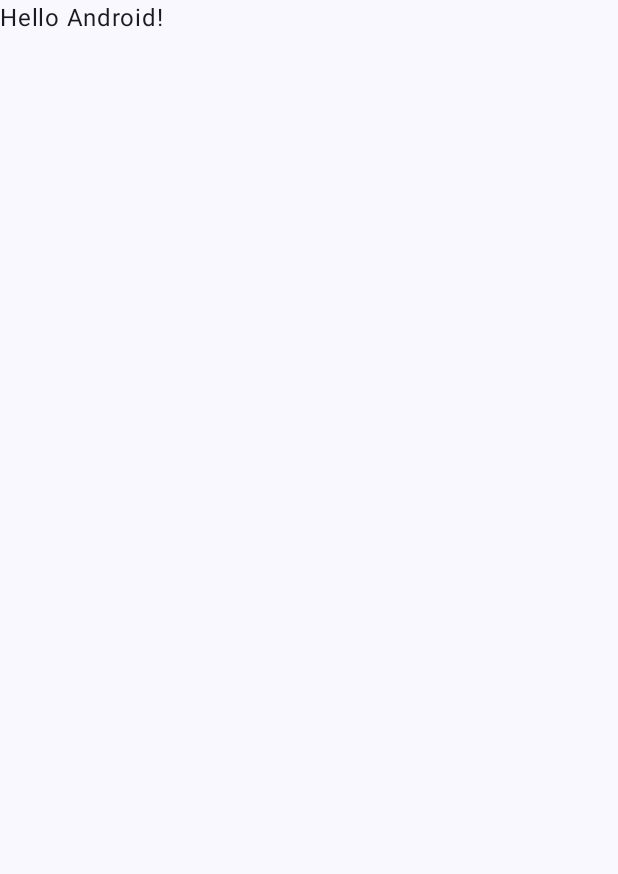
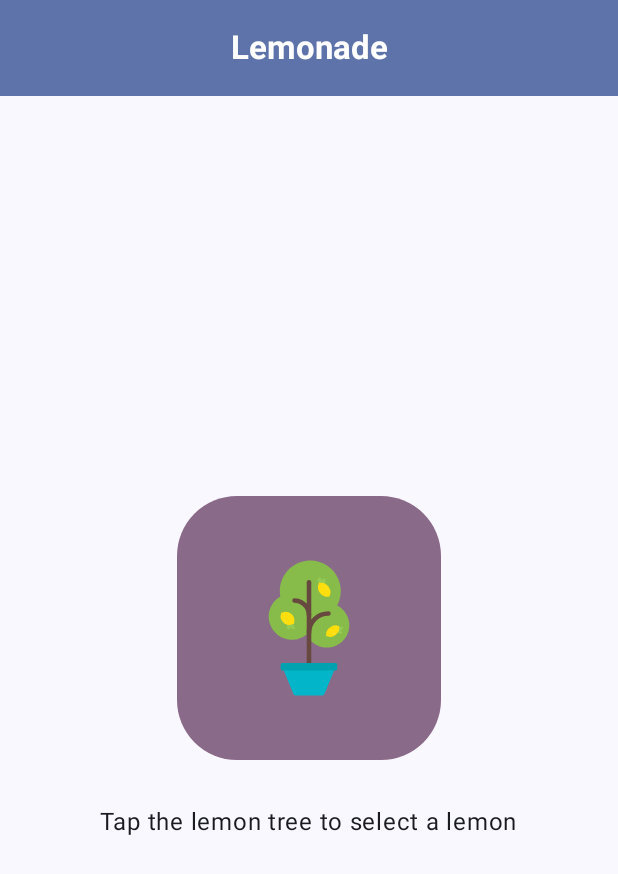
Before and after one commit to dlwngud/compose, an Android app built with Jetpack Compose: the screen it shows after launch (MainActivity), on a phone screen of 412 x 824 dp. Before the commit the part shown is almost empty. Shown: the top 874 px of the screen. Run offline under Robolectric (Android 15) with nearby library versions, the phone set to English and light mode, and no system bars.

Commit message:
[feat] 레모네이드 앱 구현

```diff
--- a/lemonade/src/main/java/com/wngud/lemonade/MainActivity.kt
+++ b/lemonade/src/main/java/com/wngud/lemonade/MainActivity.kt
@@ -3,26 +3,132 @@ package com.wngud.lemonade
 import android.os.Bundle
 import androidx.activity.ComponentActivity
 import androidx.activity.compose.setContent
+import androidx.compose.foundation.Image
+import androidx.compose.foundation.background
+import androidx.compose.foundation.layout.Arrangement
+import androidx.compose.foundation.layout.Box
+import androidx.compose.foundation.layout.Column
+import androidx.compose.foundation.layout.Spacer
 import androidx.compose.foundation.layout.fillMaxSize
+import androidx.compose.foundation.layout.height
+import androidx.compose.foundation.layout.padding
+import androidx.compose.foundation.layout.width
+import androidx.compose.foundation.shape.RoundedCornerShape
+import androidx.compose.material3.Button
+import androidx.compose.material3.ButtonDefaults
+import androidx.compose.material3.CenterAlignedTopAppBar
+import androidx.compose.material3.ExperimentalMaterial3Api
 import androidx.compose.material3.MaterialTheme
+import androidx.compose.material3.Scaffold
 import androidx.compose.material3.Surface
 import androidx.compose.material3.Text
+import androidx.compose.material3.TopAppBarDefaults
 import androidx.compose.runtime.Composable
+import androidx.compose.runtime.getValue
+import androidx.compose.runtime.mutableStateOf
+import androidx.compose.runtime.remember
+import androidx.compose.runtime.setValue
+import androidx.compose.ui.Alignment
 import androidx.compose.ui.Modifier
+import androidx.compose.ui.res.dimensionResource
+import androidx.compose.ui.res.painterResource
+import androidx.compose.ui.res.stringResource
+import androidx.compose.ui.text.font.FontWeight
 import androidx.compose.ui.tooling.preview.Preview
 import com.wngud.lemonade.ui.theme.Compose1Theme
 
 class MainActivity : ComponentActivity() {
+
     override fun onCreate(savedInstanceState: Bundle?) {
         super.onCreate(savedInstanceState)
         setContent {
             Compose1Theme {
-                // A surface container using the 'background' color from the theme
-                Surface(
-                    modifier = Modifier.fillMaxSize(),
-                    color = MaterialTheme.colorScheme.background
-                ) {
-                    Greeting("Android")
+                LemonadeApp()
+            }
+        }
+    }
+}
+
+@OptIn(ExperimentalMaterial3Api::class)
+@Composable
+fun LemonadeApp() {
+
+    var currentStep by remember { mutableStateOf(1) }
+
+    var squeezeCount by remember { mutableStateOf(0) }
+
+    Scaffold(
+        topBar = {
+            CenterAlignedTopAppBar(
+                title = {
+                    Text(
+                        text = "Lemonade",
+                        fontWeight = FontWeight.Bold
+                    )
+                },
+                colors = TopAppBarDefaults.smallTopAppBarColors(
+                    containerColor = MaterialTheme.colorScheme.primaryContainer,
+                    titleContentColor = MaterialTheme.colorScheme.onPrimaryContainer,
+                    navigationIconContentColor = MaterialTheme.colorScheme.onPrimaryContainer,
+                    actionIconContentColor = MaterialTheme.colorScheme.onPrimaryContainer
+                )
+            )
+        }
+    ) { innerPadding ->
+        Surface(
+            modifier = Modifier
+                .fillMaxSize()
+                .padding(innerPadding)
+                .background(MaterialTheme.colorScheme.tertiaryContainer),
+            color = MaterialTheme.colorScheme.background
+        ) {
+            when (currentStep) {
+                1 -> {
+                    LemonTextAndImage(
+                        textLabelResourceId = R.string.lemon_select,
+                        drawableResourceId = R.drawable.lemon_tree,
+                        contentDescriptionResourceId = R.string.lemon_tree_content_description,
+                        onImageClick = {
+                            currentStep = 2
+                            squeezeCount = (2..4).random()
+                        }
+                    )
+                }
+
+                2 -> {
+                    LemonTextAndImage(
+                        textLabelResourceId = R.string.lemon_squeeze,
+                        drawableResourceId = R.drawable.lemon_squeeze,
+                        contentDescriptionResourceId = R.string.lemon_content_description,
+                        onImageClick = {
+                            squeezeCount--
+                            if (squeezeCount == 0) {
+                                currentStep = 3
+                            }
+                        }
+                    )
+                }
+
+                3 -> {
+                    LemonTextAndImage(
+                        textLabelResourceId = R.string.lemon_drink,
+                        drawableResourceId = R.drawable.lemon_drink,
+                        contentDescriptionResourceId = R.string.lemonade_content_description,
+                        onImageClick = {
+                            currentStep = 4
+                        }
+                    )
+                }
+
+                4 -> {
+                    LemonTextAndImage(
+                        textLabelResourceId = R.string.lemon_empty_glass,
+                        drawableResourceId = R.drawable.lemon_restart,
+                        contentDescriptionResourceId = R.string.empty_glass_content_description,
+                        onImageClick = {
+                            currentStep = 1
+                        }
+                    )
                 }
             }
         }
@@ -30,17 +136,48 @@ class MainActivity : ComponentActivity() {
 }
 
 @Composable
-fun Greeting(name: String, modifier: Modifier = Modifier) {
-    Text(
-        text = "Hello $name!",
+fun LemonTextAndImage(
+    textLabelResourceId: Int,
+    drawableResourceId: Int,
+    contentDescriptionResourceId: Int,
+    onImageClick: () -> Unit,
+    modifier: Modifier = Modifier
+) {
+    Box(
         modifier = modifier
-    )
+    ) {
+        Column(
+            horizontalAlignment = Alignment.CenterHorizontally,
+            verticalArrangement = Arrangement.Center,
+            modifier = Modifier.fillMaxSize()
+        ) {
+            Button(
+                onClick = onImageClick,
+                shape = RoundedCornerShape(dimensionResource(R.dimen.button_corner_radius)),
+                colors = ButtonDefaults.buttonColors(containerColor = MaterialTheme.colorScheme.tertiaryContainer)
+            ) {
+                Image(
+                    painter = painterResource(drawableResourceId),
+                    contentDescription = stringResource(contentDescriptionResourceId),
+                    modifier = Modifier
+                        .width(dimensionResource(R.dimen.button_image_width))
+                        .height(dimensionResource(R.dimen.button_image_height))
+                        .padding(dimensionResource(R.dimen.button_interior_padding))
+                )
+            }
+            Spacer(modifier = Modifier.height(dimensionResource(R.dimen.padding_vertical)))
+            Text(
+                text = stringResource(textLabelResourceId),
+                style = MaterialTheme.typography.bodyLarge
+            )
+        }
+    }
 }
 
-@Preview(showBackground = true)
+@Preview
 @Composable
-fun GreetingPreview() {
+fun LemonPreview() {
     Compose1Theme {
-        Greeting("Android")
+        LemonadeApp()
     }
 }
--- /dev/null
+++ b/lemonade/src/main/res/values/dimens.xml
@@ -0,0 +1,8 @@
+<?xml version="1.0" encoding="utf-8"?>
+<resources>
+    <dimen name="button_corner_radius">40dp</dimen>
+    <dimen name="button_interior_padding">24dp</dimen>
+    <dimen name="padding_vertical">32dp</dimen>
+    <dimen name="button_image_width">128dp</dimen>
+    <dimen name="button_image_height">160dp</dimen>
+</resources>
--- a/lemonade/src/main/res/values/strings.xml
+++ b/lemonade/src/main/res/values/strings.xml
@@ -1,7 +1,11 @@
 <resources>
     <string name="app_name">Lemonade</string>
-    <string name="tap_tree">Tap the lemon tree to select a lemon</string>
-    <string name="tap_lemon">Keep tapping the lemon to squeeze it</string>
-    <string name="tap_drink">Tap the lemonade to drink it</string>
-    <string name="tap_empty_glass">Tap the empty glass to start again</string>
+    <string name="lemon_select">Tap the lemon tree to select a lemon</string>
+    <string name="lemon_squeeze">Keep tapping the lemon to squeeze it</string>
+    <string name="lemon_drink">Tap the lemonade to drink it</string>
+    <string name="lemon_empty_glass">Tap the empty glass to start again</string>
+    <string name="lemon_tree_content_description">Lemon tree</string>
+    <string name="lemon_content_description">Lemon</string>
+    <string name="lemonade_content_description">Glass of lemonade</string>
+    <string name="empty_glass_content_description">Empty glass</string>
 </resources>
```
